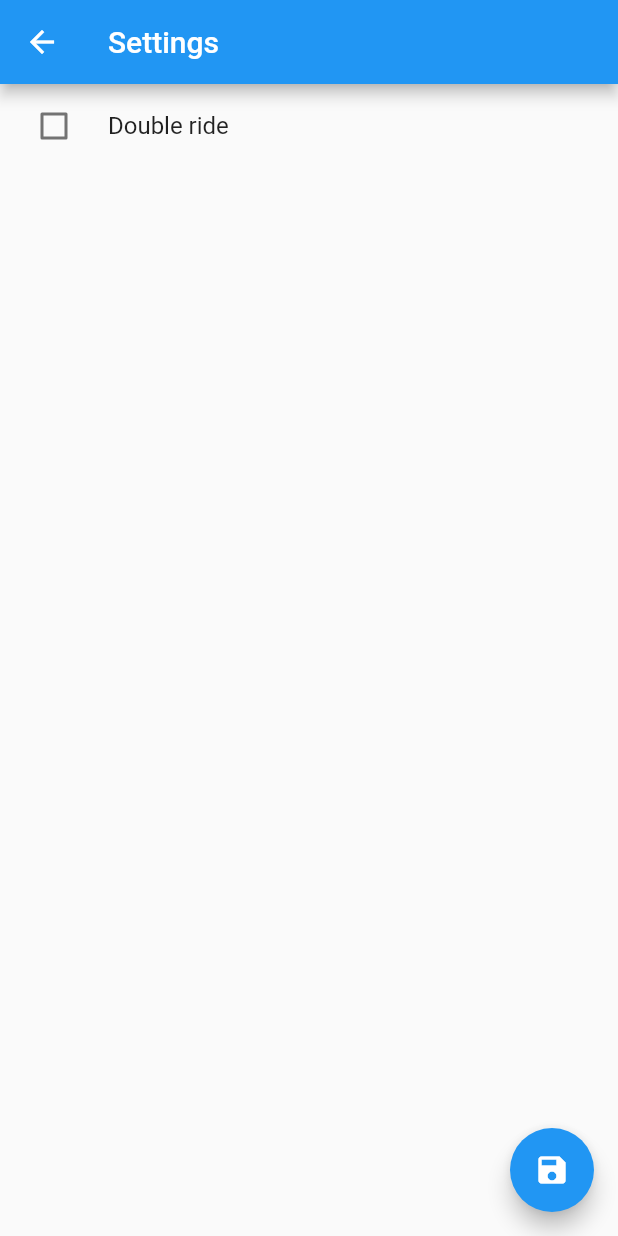
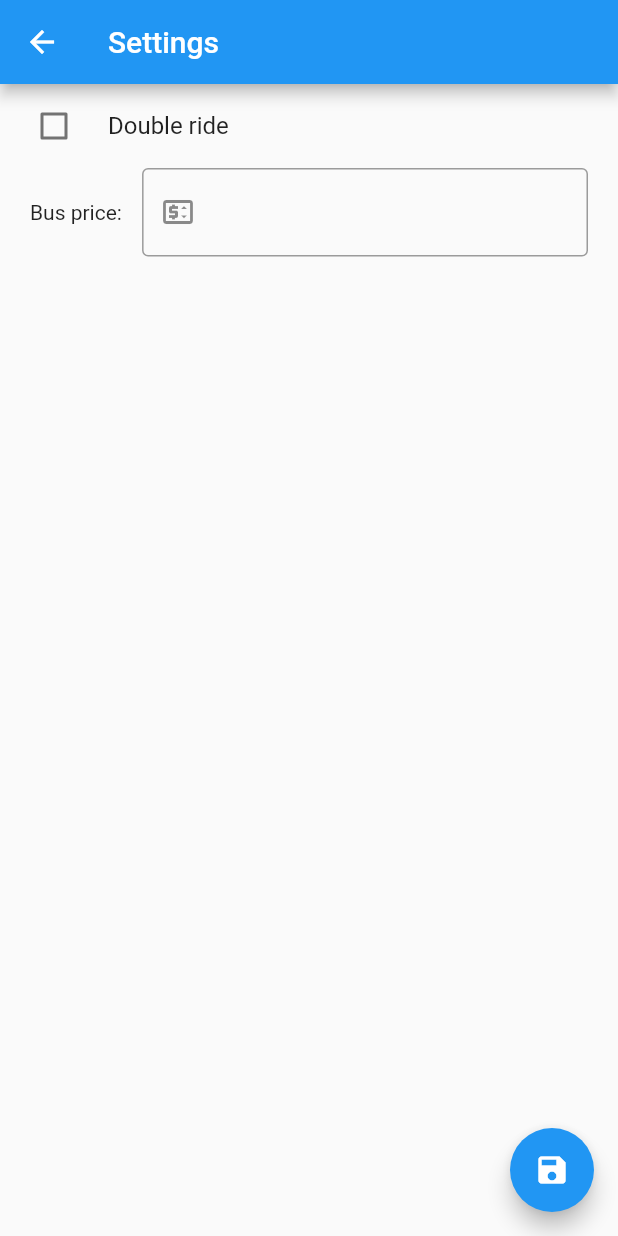
Before and after one commit to sarrietav-dev/uni_expenses, a Flutter app: the SettingsPage screen opened by its route, on a phone screen of 412 x 824 dp. Run offline on Flutter 3.47's test engine with Material 2 defaults, Android fonts, the phone set to English and light mode, and no system bars.

Commit message:
Add bus price input

```diff
--- a/lib/pages/settings_page.dart
+++ b/lib/pages/settings_page.dart
@@ -1,4 +1,5 @@
 import 'package:flutter/material.dart';
+import 'package:flutter/services.dart';
 
 class SettingsPage extends StatefulWidget {
   const SettingsPage({super.key});
@@ -27,6 +28,25 @@ class _SettingsPageState extends State<SettingsPage> {
           title: const Text("Double ride"),
           controlAffinity: ListTileControlAffinity.leading,
         ),
+        Padding(
+          padding: const EdgeInsets.symmetric(horizontal: 20),
+          child: Row(
+            children: [
+              const Text("Bus price: "),
+              const SizedBox(width: 10),
+              Expanded(
+                child: TextField(
+                  keyboardType: TextInputType.number,
+                  inputFormatters: [FilteringTextInputFormatter.digitsOnly],
+                  decoration: const InputDecoration(
+                    border: OutlineInputBorder(),
+                    prefixIcon: Icon(Icons.price_change_outlined)
+                  ),
+                ),
+              )
+            ],
+          ),
+        )
       ]),
     );
   }
```
